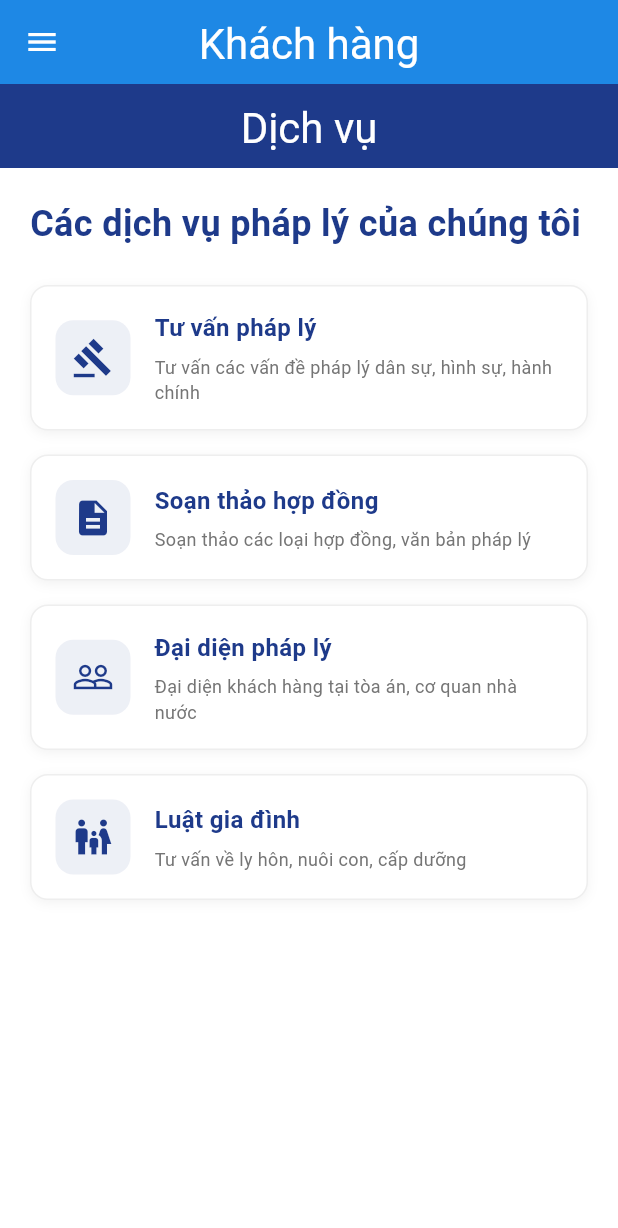
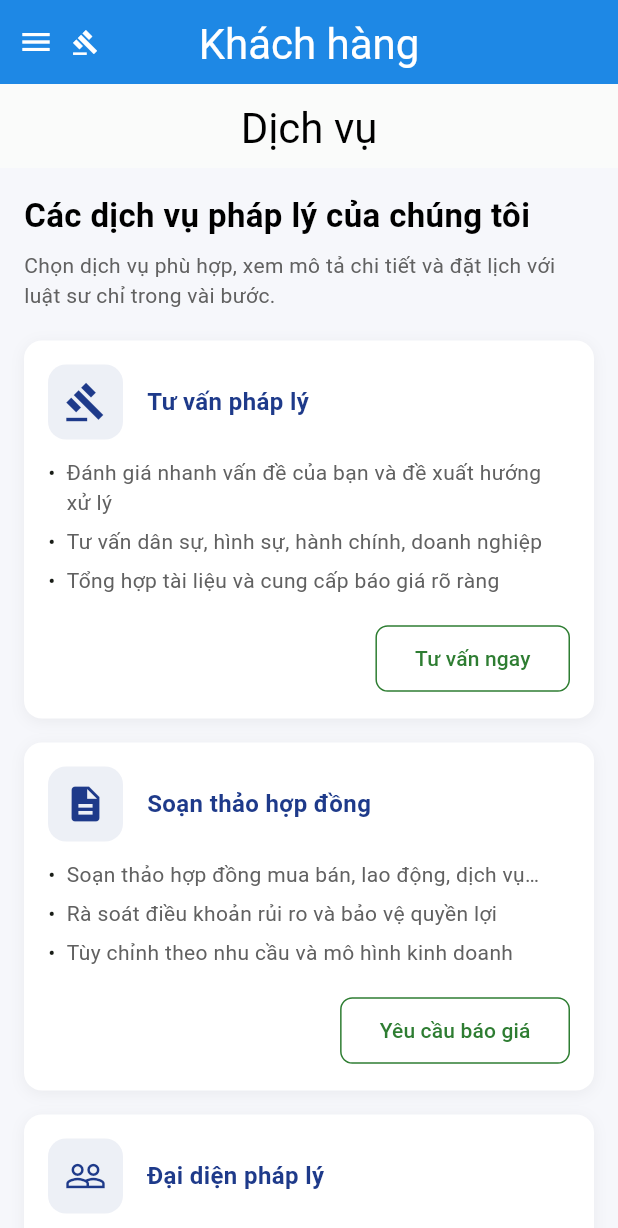
Before and after one commit to NKXTT1504/basico-lawyer-appointment-system, a Flutter app: the ServicesPage screen opened by its route, on a phone screen of 412 x 824 dp. Shown: the top 1228 px of the screen. Run offline on Flutter 3.47's test engine with Material 3 defaults, Android fonts, the phone set to English and light mode, and no system bars; our stand-ins replace connectivity_plus, dio, equatable, flutter_bloc, flutter_screenutil, get_it and 3 more; accounts and stored records are empty; network calls fail.

Commit message:
update UI admin and customer

```diff
--- a/lib/features/admin/presentation/widgets/main_navigation.dart
+++ b/lib/features/admin/presentation/widgets/main_navigation.dart
@@ -130,7 +130,20 @@ class _MainNavigationState extends State<MainNavigation> {
                   onPressed: () => context.go('/admin/dashboard'),
                   tooltip: 'Về Dashboard',
                 )
-              : null,
+              : Builder(
+                  builder: (context) => Row(
+                    children: [
+                      IconButton(
+                        icon: const Icon(Icons.menu),
+                        tooltip: 'Menu',
+                        onPressed: () => Scaffold.of(context).openDrawer(),
+                      ),
+                      const Icon(Icons.gavel, size: 18, color: Colors.white),
+                    ],
+                  ),
+                ),
+          leadingWidth: isAdminSubPage ? null : 72,
+          centerTitle: true,
           title: Text(pageTitle),
           actions: role == UserRole.customer
               ? const []
--- a/lib/features/auth/presentation/pages/forgot_password_page.dart
+++ b/lib/features/auth/presentation/pages/forgot_password_page.dart
@@ -189,11 +189,13 @@ class _ForgotPasswordPageState extends State<ForgotPasswordPage> {
                                   });
                                   ScaffoldMessenger.of(context).showSnackBar(
                                     SnackBar(
-                                      content: const Text('Email đặt lại mật khẩu đã được gửi'),
+                                      content: const Text(
+                                          'Email đặt lại mật khẩu đã được gửi'),
                                       backgroundColor: AppColors.success,
                                       behavior: SnackBarBehavior.floating,
                                       shape: RoundedRectangleBorder(
-                                        borderRadius: BorderRadius.circular(8.r),
+                                        borderRadius:
+                                            BorderRadius.circular(8.r),
                                       ),
                                     ),
                                   );
@@ -204,7 +206,8 @@ class _ForgotPasswordPageState extends State<ForgotPasswordPage> {
                                       backgroundColor: AppColors.error,
                                       behavior: SnackBarBehavior.floating,
                                       shape: RoundedRectangleBorder(
-                                        borderRadius: BorderRadius.circular(8.r),
+                                        borderRadius:
+                                            BorderRadius.circular(8.r),
                                       ),
                                     ),
                                   );
@@ -215,14 +218,18 @@ class _ForgotPasswordPageState extends State<ForgotPasswordPage> {
                                   height: 50.h,
                                   decoration: BoxDecoration(
                                     gradient: const LinearGradient(
-                                      colors: [Color(0xFF1E3A8A), Color(0xFF3B82F6)],
+                                      colors: [
+                                        Color(0xFF1E3A8A),
+                                        Color(0xFF3B82F6)
+                                      ],
                                       begin: Alignment.centerLeft,
                                       end: Alignment.centerRight,
                                     ),
                                     borderRadius: BorderRadius.circular(12.r),
                                     boxShadow: [
                                       BoxShadow(
-                                        color: const Color(0xFF1E3A8A).withOpacity(0.3),
+                                        color: const Color(0xFF1E3A8A)
+                                            .withOpacity(0.3),
                                         blurRadius: 8,
                                         offset: const Offset(0, 4),
                                       ),
@@ -232,33 +239,39 @@ class _ForgotPasswordPageState extends State<ForgotPasswordPage> {
                                     onPressed: state is AuthLoading
                                         ? null
                                         : () {
-                                            if (_formKey.currentState!.validate()) {
+                                            if (_formKey.currentState!
+                                                .validate()) {
                                               context.read<AuthBloc>().add(
-                                                ForgotPasswordRequested(
-                                                  email: _emailController.text.trim(),
-                                                ),
-                                              );
+                                                    ForgotPasswordRequested(
+                                                      email: _emailController
+                                                          .text
+                                                          .trim(),
+                                                    ),
+                                                  );
                                             }
                                           },
                                     style: ElevatedButton.styleFrom(
                                       backgroundColor: Colors.transparent,
                                       shadowColor: Colors.transparent,
                                       shape: RoundedRectangleBorder(
-                                        borderRadius: BorderRadius.circular(12.r),
+                                        borderRadius:
+                                            BorderRadius.circular(12.r),
                                       ),
                                     ),
                                     child: state is AuthLoading
                                         ? SizedBox(
                                             width: 20.w,
                                             height: 20.w,
-                                            child: const CircularProgressIndicator(
+                                            child:
+                                                const CircularProgressIndicator(
                                               color: Colors.white,
                                               strokeWidth: 2,
                                             ),
                                           )
                                         : Text(
                                             'Gửi liên kết đặt lại',
-                                            style: AppTextStyles.titleMedium.copyWith(
+                                            style: AppTextStyles.titleMedium
+                                                .copyWith(
                                               color: Colors.white,
                                               fontWeight: FontWeight.bold,
                                             ),
@@ -312,7 +325,8 @@ class _ForgotPasswordPageState extends State<ForgotPasswordPage> {
                             Container(
                               height: 50.h,
                               decoration: BoxDecoration(
-                                border: Border.all(color: const Color(0xFF1E3A8A), width: 2),
+                                border: Border.all(
+                                    color: const Color(0xFF1E3A8A), width: 2),
                                 borderRadius: BorderRadius.circular(12.r),
                               ),
                               child: OutlinedButton(
@@ -372,7 +386,8 @@ class _ForgotPasswordPageState extends State<ForgotPasswordPage> {
                           Container(
                             height: 50.h,
                             decoration: BoxDecoration(
-                              border: Border.all(color: const Color(0xFF1E3A8A), width: 2),
+                              border: Border.all(
+                                  color: const Color(0xFF1E3A8A), width: 2),
                               borderRadius: BorderRadius.circular(12.r),
                             ),
                             child: OutlinedButton(
@@ -402,7 +417,7 @@ class _ForgotPasswordPageState extends State<ForgotPasswordPage> {
 
                   // Footer
                   Text(
-                    '© 2024 Basico Law Firm. Tất cả quyền được bảo lưu.',
+                    '© 2025 Basico Law Firm. Tất cả quyền được bảo lưu.',
                     style: AppTextStyles.bodySmall.copyWith(
                       color: Colors.white70,
                     ),
--- a/lib/features/auth/presentation/pages/login_page.dart
+++ b/lib/features/auth/presentation/pages/login_page.dart
@@ -439,7 +439,7 @@ class _LoginPageState extends State<LoginPage> {
 
                   // Footer
                   Text(
-                    '© 2024 Basico Law Firm. Tất cả quyền được bảo lưu.',
+                    '© 2025 Basico Law Firm. Tất cả quyền được bảo lưu.',
                     style: TextStyle(
                       fontSize: screenWidth * 0.03,
                       color: Colors.white70,
--- a/lib/features/auth/presentation/pages/register_page.dart
+++ b/lib/features/auth/presentation/pages/register_page.dart
@@ -278,7 +278,9 @@ class _RegisterPageState extends State<RegisterPage> {
                               ),
                               suffixIcon: IconButton(
                                 icon: Icon(
-                                  _obscurePassword ? Icons.visibility_outlined : Icons.visibility_off_outlined,
+                                  _obscurePassword
+                                      ? Icons.visibility_outlined
+                                      : Icons.visibility_off_outlined,
                                   color: AppColors.onSurfaceVariant,
                                   size: 20.w,
                                 ),
@@ -328,13 +330,16 @@ class _RegisterPageState extends State<RegisterPage> {
                               ),
                               suffixIcon: IconButton(
                                 icon: Icon(
-                                  _obscureConfirmPassword ? Icons.visibility_outlined : Icons.visibility_off_outlined,
+                                  _obscureConfirmPassword
+                                      ? Icons.visibility_outlined
+                                      : Icons.visibility_off_outlined,
                                   color: AppColors.onSurfaceVariant,
                                   size: 20.w,
                                 ),
                                 onPressed: () {
                                   setState(() {
-                                    _obscureConfirmPassword = !_obscureConfirmPassword;
+                                    _obscureConfirmPassword =
+                                        !_obscureConfirmPassword;
                                   });
                                 },
                               ),
@@ -384,14 +389,18 @@ class _RegisterPageState extends State<RegisterPage> {
                                 height: 50.h,
                                 decoration: BoxDecoration(
                                   gradient: const LinearGradient(
-                                    colors: [Color(0xFF1E3A8A), Color(0xFF3B82F6)],
+                                    colors: [
+                                      Color(0xFF1E3A8A),
+                                      Color(0xFF3B82F6)
+                                    ],
                                     begin: Alignment.centerLeft,
                                     end: Alignment.centerRight,
                                   ),
                                   borderRadius: BorderRadius.circular(12.r),
                                   boxShadow: [
                                     BoxShadow(
-                                      color: const Color(0xFF1E3A8A).withOpacity(0.3),
+                                      color: const Color(0xFF1E3A8A)
+                                          .withOpacity(0.3),
                                       blurRadius: 8,
                                       offset: const Offset(0, 4),
                                     ),
@@ -401,15 +410,23 @@ class _RegisterPageState extends State<RegisterPage> {
                                   onPressed: state is AuthLoading
                                       ? null
                                       : () {
-                                          if (_formKey.currentState!.validate()) {
+                                          if (_formKey.currentState!
+                                              .validate()) {
                                             context.read<AuthBloc>().add(
-                                              RegisterRequested(
-                                                email: _emailController.text.trim(),
-                                                password: _passwordController.text,
-                                                fullName: _fullNameController.text.trim(),
-                                                phoneNumber: _phoneController.text.trim(),
-                                              ),
-                                            );
+                                                  RegisterRequested(
+                                                    email: _emailController.text
+                                                        .trim(),
+                                                    password:
+                                                        _passwordController
+                                                            .text,
+                                                    fullName:
+                                                        _fullNameController.text
+                                                            .trim(),
+                                                    phoneNumber:
+                                                        _phoneController.text
+                                                            .trim(),
+                                                  ),
+                                                );
                                           }
                                         },
                                   style: ElevatedButton.styleFrom(
@@ -423,14 +440,16 @@ class _RegisterPageState extends State<RegisterPage> {
                                       ? SizedBox(
                                           width: 20.w,
                                           height: 20.w,
-                                          child: const CircularProgressIndicator(
+                                          child:
+                                              const CircularProgressIndicator(
                                             color: Colors.white,
                                             strokeWidth: 2,
                                           ),
                                         )
                                       : Text(
                                           'Tạo tài khoản',
-                                          style: AppTextStyles.titleMedium.copyWith(
+                                          style: AppTextStyles.titleMedium
+                                              .copyWith(
                                             color: Colors.white,
                                             fontWeight: FontWeight.bold,
                                           ),
@@ -473,7 +492,8 @@ class _RegisterPageState extends State<RegisterPage> {
                           Container(
                             height: 50.h,
                             decoration: BoxDecoration(
-                              border: Border.all(color: const Color(0xFF1E3A8A), width: 2),
+                              border: Border.all(
+                                  color: const Color(0xFF1E3A8A), width: 2),
                               borderRadius: BorderRadius.circular(12.r),
                             ),
                             child: OutlinedButton(
@@ -503,7 +523,7 @@ class _RegisterPageState extends State<RegisterPage> {
 
                   // Footer
                   Text(
-                    '© 2024 Basico Law Firm. Tất cả quyền được bảo lưu.',
+                    '© 2025 Basico Law Firm. Tất cả quyền được bảo lưu.',
                     style: AppTextStyles.bodySmall.copyWith(
                       color: Colors.white70,
                     ),
--- a/lib/features/services/presentation/pages/services_page.dart
+++ b/lib/features/services/presentation/pages/services_page.dart
@@ -9,59 +9,78 @@ class ServicesPage extends StatelessWidget {
     final isTablet = ResponsiveHelper.isTablet(context);
 
     return Scaffold(
+      backgroundColor: const Color(0xFFF6F7FB),
+      appBar: AppBar(
         backgroundColor: Colors.white,
-      appBar: AppBar(
-        title: const Text('Dịch vụ'),
-        backgroundColor: const Color(0xFF1E3A8A),
-        foregroundColor: Colors.white,
+        foregroundColor: const Color(0xFF1E3A8A),
+        elevation: 0.5,
+        title: const Text('Dịch vụ', style: TextStyle(color: Colors.black)),
       ),
       body: SingleChildScrollView(
-        padding: EdgeInsets.all(isTablet ? 32 : 20),
+        padding: EdgeInsets.all(isTablet ? 24 : 16),
         child: Column(
           crossAxisAlignment: CrossAxisAlignment.start,
           children: [
             Text(
               'Các dịch vụ pháp lý của chúng tôi',
               style: TextStyle(
-                fontSize: isTablet ? 28 : 24,
+                fontSize: isTablet ? 26 : 22,
                 fontWeight: FontWeight.bold,
-                color: const Color(0xFF1E3A8A),
+                color: Colors.black,
               ),
             ),
-            const SizedBox(height: 24),
-
-            _buildServiceCard(
+            const SizedBox(height: 8),
+            Text(
+              'Chọn dịch vụ phù hợp, xem mô tả chi tiết và đặt lịch với luật sư chỉ trong vài bước.',
+              style: TextStyle(color: Colors.grey[700]),
+            ),
+            const SizedBox(height: 20),
+            _buildServiceDetail(
               context,
               icon: Icons.gavel,
               title: 'Tư vấn pháp lý',
-              description: 'Tư vấn các vấn đề pháp lý dân sự, hình sự, hành chính',
+              bullets: const [
+                'Đánh giá nhanh vấn đề của bạn và đề xuất hướng xử lý',
+                'Tư vấn dân sự, hình sự, hành chính, doanh nghiệp',
+                'Tổng hợp tài liệu và cung cấp báo giá rõ ràng',
+              ],
+              cta: 'Tư vấn ngay',
             ),
-
             const SizedBox(height: 16),
-
-            _buildServiceCard(
+            _buildServiceDetail(
               context,
               icon: Icons.description,
               title: 'Soạn thảo hợp đồng',
-              description: 'Soạn thảo các loại hợp đồng, văn bản pháp lý',
+              bullets: const [
+                'Soạn thảo hợp đồng mua bán, lao động, dịch vụ…',
+                'Rà soát điều khoản rủi ro và bảo vệ quyền lợi',
+                'Tùy chỉnh theo nhu cầu và mô hình kinh doanh',
+              ],
+              cta: 'Yêu cầu báo giá',
             ),
-
             const SizedBox(height: 16),
-
-            _buildServiceCard(
+            _buildServiceDetail(
               context,
               icon: Icons.people_outline,
               title: 'Đại diện pháp lý',
-              description: 'Đại diện khách hàng tại tòa án, cơ quan nhà nước',
+              bullets: const [
+                'Đại diện làm việc với cơ quan nhà nước, đối tác',
+                'Tham gia tố tụng và bảo vệ quyền lợi hợp pháp',
+                'Báo cáo tiến độ minh bạch theo tuần',
+              ],
+              cta: 'Liên hệ luật sư',
             ),
-
             const SizedBox(height: 16),
-
-            _buildServiceCard(
+            _buildServiceDetail(
               context,
               icon: Icons.family_restroom,
               title: 'Luật gia đình',
-              description: 'Tư vấn về ly hôn, nuôi con, cấp dưỡng',
+              bullets: const [
+                'Tư vấn ly hôn, nuôi con, cấp dưỡng, chia tài sản',
+                'Hỗ trợ thủ tục nhanh gọn, bảo mật thông tin',
+                'Đồng hành xuyên suốt quá trình giải quyết',
+              ],
+              cta: 'Đặt lịch tư vấn',
             ),
           ],
         ),
@@ -69,30 +88,33 @@ class ServicesPage extends StatelessWidget {
     );
   }
 
-  Widget _buildServiceCard(
+  // legacy card variant removed in favor of detailed sections
+
+  Widget _buildServiceDetail(
     BuildContext context, {
     required IconData icon,
     required String title,
-    required String description,
+    required List<String> bullets,
+    required String cta,
   }) {
     final isTablet = ResponsiveHelper.isTablet(context);
-
     return Container(
       decoration: BoxDecoration(
         color: Colors.white,
         borderRadius: BorderRadius.circular(12),
-        border: Border.all(color: Colors.grey.shade200, width: 1),
         boxShadow: [
           BoxShadow(
             color: Colors.black.withOpacity(0.05),
-            blurRadius: 6,
+            blurRadius: 8,
             offset: const Offset(0, 2),
           ),
         ],
       ),
-      child: Padding(
       padding: EdgeInsets.all(isTablet ? 20 : 16),
-        child: Row(
+      child: Column(
+        crossAxisAlignment: CrossAxisAlignment.start,
+        children: [
+          Row(
             children: [
               Container(
                 width: isTablet ? 60 : 50,
@@ -101,39 +123,44 @@ class ServicesPage extends StatelessWidget {
                   color: const Color(0xFF1E3A8A).withOpacity(0.08),
                   borderRadius: BorderRadius.circular(12),
                 ),
-              child: Icon(
-                icon,
-                color: const Color(0xFF1E3A8A),
-                size: isTablet ? 32 : 28,
-              ),
+                child: Icon(icon,
+                    color: const Color(0xFF1E3A8A), size: isTablet ? 32 : 28),
               ),
               const SizedBox(width: 16),
               Expanded(
-              child: Column(
-                crossAxisAlignment: CrossAxisAlignment.start,
-                children: [
-                  Text(
-                    title,
+                child: Text(title,
                     style: TextStyle(
                         fontSize: isTablet ? 18 : 16,
                         fontWeight: FontWeight.w700,
-                      color: const Color(0xFF1E3A8A),
-                    ),
-                  ),
-                  const SizedBox(height: 6),
-                  Text(
-                    description,
-                    style: TextStyle(
-                      fontSize: isTablet ? 14 : 12,
-                      color: Colors.grey.shade600,
-                      height: 1.4,
-                    ),
+                        color: const Color(0xFF1E3A8A))),
               ),
             ],
           ),
-            ),
+          const SizedBox(height: 12),
+          ...bullets.map((b) => Padding(
+                padding: const EdgeInsets.only(bottom: 6),
+                child: Row(
+                  crossAxisAlignment: CrossAxisAlignment.start,
+                  children: [
+                    const Text('•  '),
+                    Expanded(
+                        child:
+                            Text(b, style: TextStyle(color: Colors.grey[700]))),
                   ],
                 ),
+              )),
+          const SizedBox(height: 12),
+          Align(
+            alignment: Alignment.centerRight,
+            child: OutlinedButton(
+              onPressed: () {
+                // Could navigate to lawyers list to book
+                Navigator.of(context).pushNamed('/lawyers');
+              },
+              child: Text(cta),
+            ),
+          )
+        ],
       ),
     );
   }
```
Also changed, not shown: lib/features/admin/presentation/pages/admin_customers_page.dart (+16 -10 lines), lib/features/admin/presentation/pages/admin_lawyers_page.dart (+22 -17 lines), lib/features/home/presentation/pages/home_page.dart (+109 -64 lines), lib/features/home/presentation/widgets/header_widget.dart (+3 -34 lines). Lines whose indentation alone changed are shown as unchanged.
